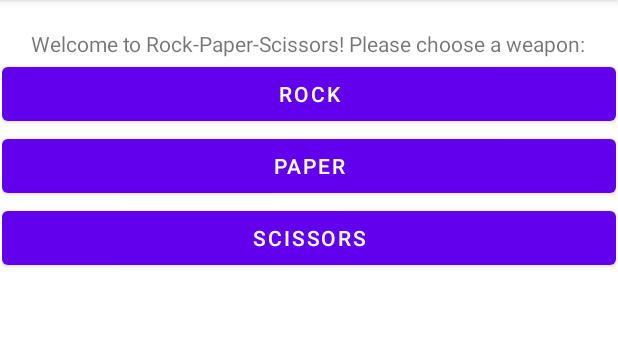
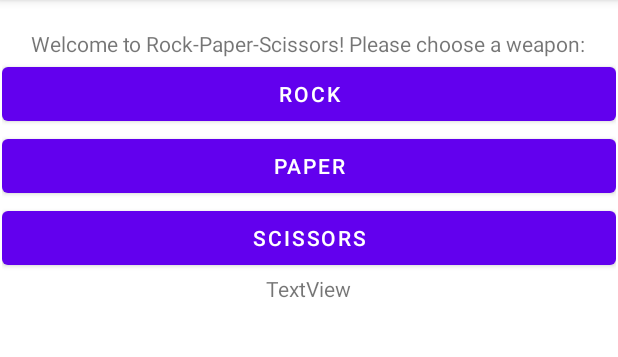
Before and after one commit to nkey0011/cs408_lab1a, an Android app: the screen it shows after launch (MainActivity), on a phone screen of 412 x 824 dp, the part 84-441 px from its top. Run offline under Robolectric (Android 15) with nearby library versions, the phone set to English and light mode, and no system bars.

Commit message:
added field for output

```diff
--- a/app/src/main/java/com/example/lab1a_nkey/MainActivity.java
+++ b/app/src/main/java/com/example/lab1a_nkey/MainActivity.java
@@ -6,6 +6,8 @@ import android.os.Bundle;
 
 public class MainActivity extends AppCompatActivity {
 
+
+
     @Override
     protected void onCreate(Bundle savedInstanceState) {
         super.onCreate(savedInstanceState);
--- a/app/src/main/res/layout/activity_main.xml
+++ b/app/src/main/res/layout/activity_main.xml
@@ -26,7 +26,8 @@
             android:id="@+id/rock"
             android:layout_width="match_parent"
             android:layout_height="wrap_content"
-            android:text="@string/rock" />
+            android:text="@string/rock"
+            />
 
         <Button
             android:id="@+id/paper"
@@ -39,5 +40,12 @@
             android:layout_width="match_parent"
             android:layout_height="wrap_content"
             android:text="@string/scissors" />
+
+        <TextView
+            android:id="@+id/results"
+            android:layout_width="wrap_content"
+            android:layout_height="wrap_content"
+            android:text="@string/textview" />
+
     </LinearLayout>
 </androidx.constraintlayout.widget.ConstraintLayout>
--- a/app/src/main/res/values/strings.xml
+++ b/app/src/main/res/values/strings.xml
@@ -5,4 +5,5 @@
     <string name="rock">rock</string>
     <string name="paper">paper</string>
     <string name="scissors">scissors</string>
+    <string name="textview">TextView</string>
 </resources>
```
Also changed, not shown: app/src/main/java/Weapon.java (added, +13 -0 lines).
